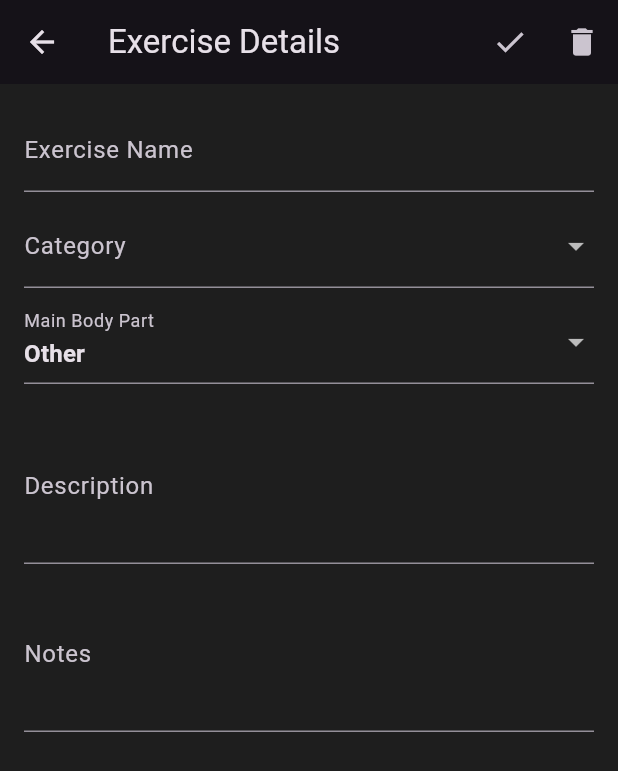
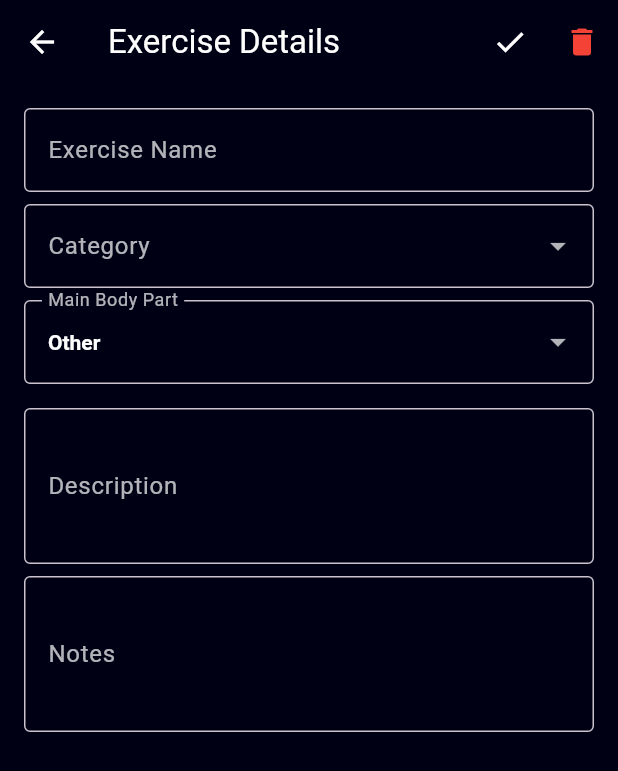
Before and after one commit to JerGrant/GymWorkoutLogger, a Flutter app: the ExerciseDetailsPage screen opened directly with empty values, after a tap on the "edit" icon, on a phone screen of 412 x 824 dp. Shown: the top 771 px of the screen. Run offline on Flutter 3.47's test engine with Material 3 defaults, Android fonts, the phone set to English and light mode, and no system bars; our stand-ins replace cloud_firestore, firebase_auth, firebase_core, firebase_storage, fl_chart, google_sign_in and 3 more; accounts and stored records are empty.

Commit message:
Update Theming Exercise pages

```diff
--- a/lib/screens/exercise_detail_page.dart
+++ b/lib/screens/exercise_detail_page.dart
@@ -21,8 +21,8 @@ class _ExerciseDetailsPageState extends State<ExerciseDetailsPage> {
 
   // Dropdown values
   String selectedCategory = "";
-  String? selectedMainBodyPart;   // e.g. "Legs"
-  String? selectedSubBodyPart;    // e.g. "Hamstrings"
+  String? selectedMainBodyPart; // e.g. "Legs"
+  String? selectedSubBodyPart;  // e.g. "Hamstrings"
 
   /// List of categories for the "Category" dropdown
   final List<String> categories = [
@@ -74,12 +74,11 @@ class _ExerciseDetailsPageState extends State<ExerciseDetailsPage> {
     // Populate category (or default to the first in the list)
     selectedCategory = data["category"] ?? categories.first;
 
-    // Read new fields if present:
-    String? mainBP = data["mainBodyPart"];    // Might be null
-    String? subBP = data["subBodyPart"];      // Might be null
+    // Read new fields if present
+    String? mainBP = data["mainBodyPart"];
+    String? subBP = data["subBodyPart"];
 
-    // Fallback to older fields if new ones are missing:
-    // Use "bodyPart" for main part and "subcategory" for specific muscle group.
+    // Fallback to older fields if new ones are missing
     String? oldMain = data["bodyPart"];
     String? oldSub = data["subcategory"];
 
@@ -90,26 +89,19 @@ class _ExerciseDetailsPageState extends State<ExerciseDetailsPage> {
       subBP = oldSub; // e.g., "Front Delts"
     }
 
-    // Debug prints:
-    debugPrint(">>> mainBP after fallback: $mainBP");
-    debugPrint(">>> subBP after fallback: $subBP");
-
-    // If we do have a subBP, ensure it matches one of the valid options for mainBP.
+    // Ensure subBP is valid for mainBP
     if (mainBP != null && mainBP.isNotEmpty) {
       final validSubs = bodyPartHierarchy[mainBP] ?? [];
       if (subBP != null && subBP.isNotEmpty && !validSubs.contains(subBP)) {
-        debugPrint(
-          "WARNING: subBodyPart '$subBP' not found in $validSubs. Setting subBP to null.",
-        );
+        debugPrint("WARNING: subBodyPart '$subBP' not found in $validSubs. Setting subBP to null.");
         subBP = null;
       }
     }
 
-    // Now set the selected values.
     selectedMainBodyPart = (mainBP != null && mainBP.isNotEmpty) ? mainBP : null;
     selectedSubBodyPart = (subBP != null && subBP.isNotEmpty) ? subBP : null;
 
-    // Fallback: if we still don't have a valid main body part, default to "Other".
+    // Fallback if still no valid main part
     if (selectedMainBodyPart == null ||
         !bodyPartHierarchy.containsKey(selectedMainBodyPart)) {
       selectedMainBodyPart = "Other";
@@ -119,7 +111,7 @@ class _ExerciseDetailsPageState extends State<ExerciseDetailsPage> {
     debugPrint(">>> final subBP: $selectedSubBodyPart");
   }
 
-  /// Save updates to Firestore.
+  /// Save updates to Firestore
   void _updateExercise() async {
     final user = FirebaseAuth.instance.currentUser;
     if (user == null) {
@@ -157,7 +149,7 @@ class _ExerciseDetailsPageState extends State<ExerciseDetailsPage> {
     }
   }
 
-  /// Delete this exercise from Firestore.
+  /// Delete this exercise from Firestore
   void _deleteExercise() async {
     final user = FirebaseAuth.instance.currentUser;
     if (user == null) {
@@ -210,7 +202,7 @@ class _ExerciseDetailsPageState extends State<ExerciseDetailsPage> {
         false;
   }
 
-  /// Fetch ALL occurrences of this exercise, find the personal best, then get the last 10 by date.
+  /// Fetch ALL occurrences of this exercise, find personal best, then last 10
   Future<Map<String, dynamic>> _fetchExerciseHistory(String exerciseId) async {
     final user = FirebaseAuth.instance.currentUser;
     if (user == null) return {'bestEntry': null, 'recent': []};
@@ -288,18 +280,15 @@ class _ExerciseDetailsPageState extends State<ExerciseDetailsPage> {
     };
   }
 
-  /// READ-ONLY view: show best volume up top, then last 10.
+  /// READ-ONLY view: show best volume up top, then last 10
   Widget _buildReadOnlyView(AsyncSnapshot<Map<String, dynamic>> snapshot) {
     final data = widget.exercise.data() as Map<String, dynamic>? ?? {};
     final exerciseName = data["name"] ?? "";
     final exerciseCategory = data["category"] ?? "";
 
-    // For backward compatibility, use new fields if present; otherwise fallback:
-    final exerciseMainBodyPart = data["mainBodyPart"] ??
-        data["bodyPart"] ??
-        "Other";
-    final exerciseSubBodyPart =
-        data["subBodyPart"] ?? data["subcategory"] ?? "";
+    // For backward compatibility, use new fields if present; otherwise fallback
+    final exerciseMainBodyPart = data["mainBodyPart"] ?? data["bodyPart"] ?? "Other";
+    final exerciseSubBodyPart = data["subBodyPart"] ?? data["subcategory"] ?? "";
 
     final exerciseDescription = data["description"] ?? "";
     final exerciseNotes = data["notes"] ?? "";
@@ -316,37 +305,35 @@ class _ExerciseDetailsPageState extends State<ExerciseDetailsPage> {
           // Basic info
           Text(
             "Name: $exerciseName",
-            style: TextStyle(fontSize: 18, fontWeight: FontWeight.bold),
+            style: TextStyle(fontSize: 18, fontWeight: FontWeight.bold, color: Colors.white),
           ),
           SizedBox(height: 8),
-          Text("Category: $exerciseCategory"),
-          Text("Main Body Part: $exerciseMainBodyPart"),
+          Text("Category: $exerciseCategory", style: TextStyle(color: Colors.white70)),
+          Text("Main Body Part: $exerciseMainBodyPart", style: TextStyle(color: Colors.white70)),
           if (exerciseSubBodyPart.isNotEmpty)
-            Text("Specific Muscle Group: $exerciseSubBodyPart"),
+            Text("Specific Muscle Group: $exerciseSubBodyPart", style: TextStyle(color: Colors.white70)),
           if (exerciseDescription.isNotEmpty) ...[
             SizedBox(height: 8),
-            Text("Description: $exerciseDescription"),
+            Text("Description: $exerciseDescription", style: TextStyle(color: Colors.white70)),
           ],
           if (exerciseNotes.isNotEmpty) ...[
             SizedBox(height: 8),
-            Text("Notes: $exerciseNotes"),
+            Text("Notes: $exerciseNotes", style: TextStyle(color: Colors.white70)),
           ],
           SizedBox(height: 20),
 
           // Personal Best
-          Text(
-            "Personal Best",
-            style: TextStyle(fontSize: 16, fontWeight: FontWeight.bold),
-          ),
+          Text("Personal Best", style: TextStyle(fontSize: 16, fontWeight: FontWeight.bold, color: Colors.white)),
           if (bestEntry == null)
-            Text("No data found.")
+            Text("No data found.", style: TextStyle(color: Colors.white70))
           else
             Card(
-              color: Colors.amber.shade50,
+              color: Color(0xFF1A1A2E),
               child: ListTile(
                 leading: Icon(Icons.star, color: Colors.amber),
                 title: Text(
                   "Date: ${bestEntry['date'].toLocal().toString().split('.')[0]}",
+                  style: TextStyle(color: Colors.white),
                 ),
                 subtitle: _buildEntrySubtitle(bestEntry),
               ),
@@ -355,12 +342,9 @@ class _ExerciseDetailsPageState extends State<ExerciseDetailsPage> {
           SizedBox(height: 20),
 
           // Recent History
-          Text(
-            "Recent History",
-            style: TextStyle(fontSize: 16, fontWeight: FontWeight.bold),
-          ),
+          Text("Recent History", style: TextStyle(fontSize: 16, fontWeight: FontWeight.bold, color: Colors.white)),
           if (recent.isEmpty)
-            Text("No recent data found.")
+            Text("No recent data found.", style: TextStyle(color: Colors.white70))
           else
             ListView.builder(
               shrinkWrap: true,
@@ -369,10 +353,12 @@ class _ExerciseDetailsPageState extends State<ExerciseDetailsPage> {
               itemBuilder: (context, index) {
                 var entry = recent[index];
                 return Card(
+                  color: Color(0xFF1A1A2E),
                   margin: EdgeInsets.symmetric(vertical: 6),
                   child: ListTile(
                     title: Text(
                       "${entry['date'].toLocal().toString().split('.')[0]}",
+                      style: TextStyle(color: Colors.white),
                     ),
                     subtitle: _buildEntrySubtitle(entry),
                   ),
@@ -384,7 +370,7 @@ class _ExerciseDetailsPageState extends State<ExerciseDetailsPage> {
     );
   }
 
-  /// Helper to build the text showing volume & set details.
+  /// Helper to build text showing volume & set details
   Widget _buildEntrySubtitle(Map<String, dynamic> entry) {
     double volume = entry['volume'] ?? 0.0;
     List sets = entry['sets'] ?? [];
@@ -400,8 +386,8 @@ class _ExerciseDetailsPageState extends State<ExerciseDetailsPage> {
     return Column(
       crossAxisAlignment: CrossAxisAlignment.start,
       children: [
-        Text("Volume: ${volume.toStringAsFixed(1)}"),
-        Text(setDetails),
+        Text("Volume: ${volume.toStringAsFixed(1)}", style: TextStyle(color: Colors.white70)),
+        Text(setDetails, style: TextStyle(color: Colors.white70)),
       ],
     );
   }
@@ -412,61 +398,90 @@ class _ExerciseDetailsPageState extends State<ExerciseDetailsPage> {
       padding: EdgeInsets.all(16),
       child: Column(
         children: [
+          // Exercise Name
           TextField(
             controller: _nameController,
-            decoration: InputDecoration(labelText: "Exercise Name"),
+            style: TextStyle(color: Colors.white),
+            decoration: InputDecoration(
+              labelText: "Exercise Name",
+              labelStyle: TextStyle(color: Colors.white70),
+              filled: true,
+              fillColor: Color(0xFF000015),
+              border: OutlineInputBorder(
+                borderSide: BorderSide(color: Colors.white24),
+              ),
+            ),
           ),
           SizedBox(height: 8),
+
+          // Category
           DropdownButtonFormField(
             value: selectedCategory,
+            dropdownColor: Color(0xFF000015),
+            style: TextStyle(color: Colors.white),
             items: categories.map((category) {
-              return DropdownMenuItem(value: category, child: Text(category));
+              return DropdownMenuItem(value: category, child: Text(category, style: TextStyle(color: Colors.white)));
             }).toList(),
             onChanged: (value) {
               setState(() {
                 selectedCategory = value.toString();
               });
             },
-            decoration: InputDecoration(labelText: "Category"),
+            decoration: InputDecoration(
+              labelText: "Category",
+              labelStyle: TextStyle(color: Colors.white70),
+              filled: true,
+              fillColor: Color(0xFF000015),
+              border: OutlineInputBorder(
+                borderSide: BorderSide(color: Colors.white24),
+              ),
+            ),
           ),
           SizedBox(height: 8),
 
-          // MAIN BODY PART
+          // Main Body Part
           DropdownButtonFormField<String>(
             value: bodyPartHierarchy.containsKey(selectedMainBodyPart)
                 ? selectedMainBodyPart
                 : null,
+            dropdownColor: Color(0xFF000015),
+            style: TextStyle(color: Colors.white),
             items: bodyPartHierarchy.keys.map((mainPart) {
               return DropdownMenuItem(
                 value: mainPart,
-                child: Text(
-                  mainPart,
-                  style: TextStyle(fontWeight: FontWeight.bold),
-                ),
+                child: Text(mainPart, style: TextStyle(fontWeight: FontWeight.bold, color: Colors.white)),
               );
             }).toList(),
             onChanged: (value) {
               setState(() {
                 selectedMainBodyPart = value;
-                selectedSubBodyPart = null; // reset sub-body part
+                selectedSubBodyPart = null;
               });
             },
-            decoration: InputDecoration(labelText: "Main Body Part"),
+            decoration: InputDecoration(
+              labelText: "Main Body Part",
+              labelStyle: TextStyle(color: Colors.white70),
+              filled: true,
+              fillColor: Color(0xFF000015),
+              border: OutlineInputBorder(
+                borderSide: BorderSide(color: Colors.white24),
+              ),
+            ),
           ),
           SizedBox(height: 8),
 
-          // SUB BODY PART (only if the selected main part has sub-muscles)
-          if (selectedMainBodyPart != null &&
-              bodyPartHierarchy[selectedMainBodyPart]!.isNotEmpty)
+          // Sub Body Part
+          if (selectedMainBodyPart != null && bodyPartHierarchy[selectedMainBodyPart]!.isNotEmpty)
             DropdownButtonFormField<String>(
-              value: bodyPartHierarchy[selectedMainBodyPart!]!
-                  .contains(selectedSubBodyPart)
+              value: bodyPartHierarchy[selectedMainBodyPart!]!.contains(selectedSubBodyPart)
                   ? selectedSubBodyPart
                   : null,
+              dropdownColor: Color(0xFF000015),
+              style: TextStyle(color: Colors.white),
               items: bodyPartHierarchy[selectedMainBodyPart!]!.map((subPart) {
                 return DropdownMenuItem(
                   value: subPart,
-                  child: Text(subPart),
+                  child: Text(subPart, style: TextStyle(color: Colors.white)),
                 );
               }).toList(),
               onChanged: (value) {
@@ -474,23 +489,49 @@ class _ExerciseDetailsPageState extends State<ExerciseDetailsPage> {
                   selectedSubBodyPart = value;
                 });
               },
-              decoration: InputDecoration(labelText: "Specific Muscle Group"),
+              decoration: InputDecoration(
+                labelText: "Specific Muscle Group",
+                labelStyle: TextStyle(color: Colors.white70),
+                filled: true,
+                fillColor: Color(0xFF000015),
+                border: OutlineInputBorder(
+                  borderSide: BorderSide(color: Colors.white24),
+                ),
+              ),
             ),
           SizedBox(height: 8),
 
-          // DESCRIPTION
+          // Description
           TextField(
             controller: _descriptionController,
-            decoration: InputDecoration(labelText: "Description"),
+            style: TextStyle(color: Colors.white),
             maxLines: 3,
+            decoration: InputDecoration(
+              labelText: "Description",
+              labelStyle: TextStyle(color: Colors.white70),
+              filled: true,
+              fillColor: Color(0xFF000015),
+              border: OutlineInputBorder(
+                borderSide: BorderSide(color: Colors.white24),
+              ),
+            ),
           ),
           SizedBox(height: 8),
 
-          // NOTES
+          // Notes
           TextField(
             controller: _notesController,
-            decoration: InputDecoration(labelText: "Notes"),
+            style: TextStyle(color: Colors.white),
             maxLines: 3,
+            decoration: InputDecoration(
+              labelText: "Notes",
+              labelStyle: TextStyle(color: Colors.white70),
+              filled: true,
+              fillColor: Color(0xFF000015),
+              border: OutlineInputBorder(
+                borderSide: BorderSide(color: Colors.white24),
+              ),
+            ),
           ),
         ],
       ),
@@ -503,12 +544,16 @@ class _ExerciseDetailsPageState extends State<ExerciseDetailsPage> {
       future: _fetchExerciseHistory(widget.exercise.id),
       builder: (context, snapshot) {
         return Scaffold(
+          backgroundColor: Color(0xFF000015),
           appBar: AppBar(
-            title: Text("Exercise Details"),
+            backgroundColor: Color(0xFF000015),
+            surfaceTintColor: Colors.transparent,
+            iconTheme: IconThemeData(color: Colors.white),
+            title: Text("Exercise Details", style: TextStyle(color: Colors.white)),
             actions: [
               // Edit / Save icon
               IconButton(
-                icon: Icon(_isEditing ? Icons.check : Icons.edit),
+                icon: Icon(_isEditing ? Icons.check : Icons.edit, color: Colors.white),
                 onPressed: () {
                   if (_isEditing) {
                     // If user was editing, save changes
@@ -521,7 +566,7 @@ class _ExerciseDetailsPageState extends State<ExerciseDetailsPage> {
               ),
               // Delete icon
               IconButton(
-                icon: Icon(Icons.delete),
+                icon: Icon(Icons.delete, color: Colors.red),
                 onPressed: _deleteExercise,
               ),
             ],
```
Also changed, not shown: lib/screens/create_exercise_page.dart (+99 -34 lines), lib/screens/settings_page.dart (+21 -15 lines), 1 other file.
